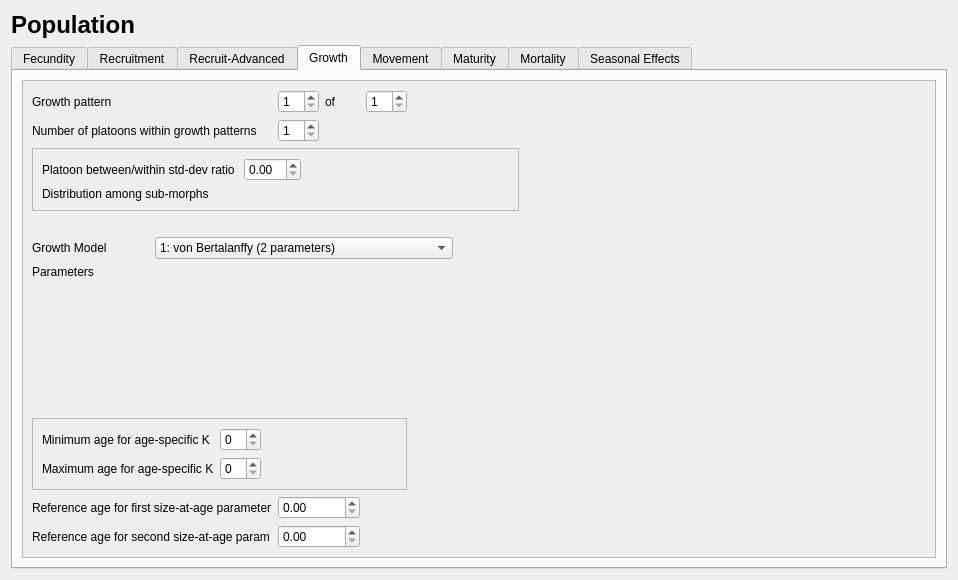
Above: src/population_widget.ui from nmfs-ost/ss3-ssi before the change. Below: the same form after it.
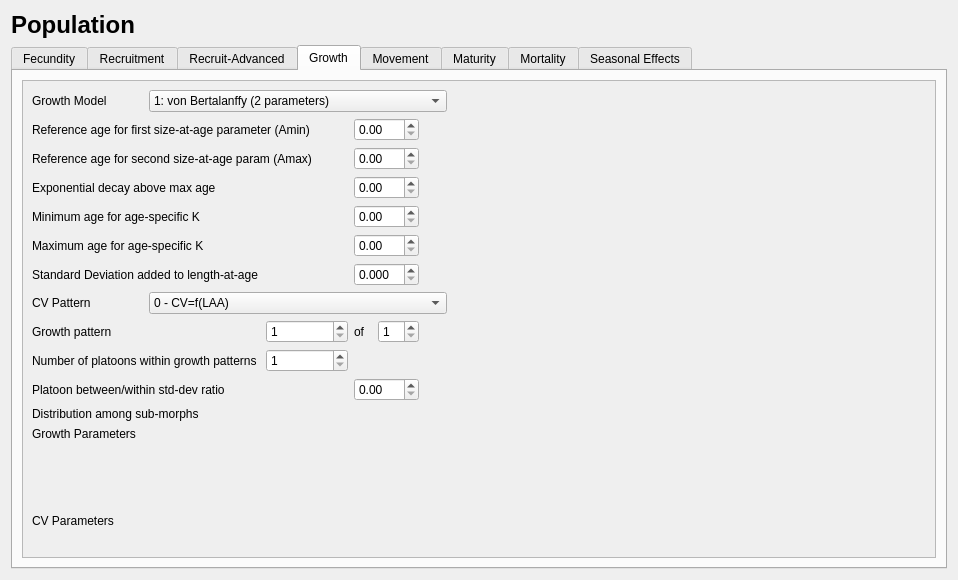
That is the form after the change. The open tabs and pages were chosen to show the change. Icons and pictures are not drawn.

Commit message: Growth data showing in gui.

What changed in the file:
```diff
--- a/src/population_widget.ui
+++ b/src/population_widget.ui
@@ -936,49 +936,155 @@
           <property name="geometry">
            <rect>
             <x>0</x>
-            <y>0</y>
-            <width>906</width>
-            <height>432</height>
+            <y>-33</y>
+            <width>885</width>
+            <height>465</height>
            </rect>
           </property>
           <layout class="QVBoxLayout" name="verticalLayout_16">
            <item>
             <layout class="QGridLayout" name="gridLayout_growth">
-             <item row="4" column="0">
-              <widget class="QLabel" name="label_spacer3">
+             <item row="1" column="0" colspan="3">
+              <widget class="QLabel" name="label_growth_first_saa_age">
                <property name="text">
-                <string/>
+                <string>Reference age for first size-at-age parameter (Amin)</string>
                </property>
               </widget>
              </item>
-             <item row="0" column="7">
-              <spacer name="horizontalSpacer_12">
+             <item row="2" column="3" colspan="2">
+              <widget class="QDoubleSpinBox" name="doubleSpinBox_growth_age_Amax"/>
+             </item>
+             <item row="2" column="0" colspan="3">
+              <widget class="QLabel" name="label_growth_secnd_saa_age">
+               <property name="text">
+                <string>Reference age for second size-at-age param (Amax)</string>
+               </property>
+              </widget>
+             </item>
+             <item row="13" column="0">
+              <widget class="QLabel" name="label_growth_parameters">
+               <property name="text">
+                <string>Growth Parameters</string>
+               </property>
+              </widget>
+             </item>
+             <item row="13" column="1" rowspan="4" colspan="8">
+              <layout class="QVBoxLayout" name="verticalLayout_growth_params"/>
+             </item>
+             <item row="12" column="0" colspan="2">
+              <widget class="QLabel" name="label_growth_submorph_dist">
+               <property name="text">
+                <string>Distribution among sub-morphs </string>
+               </property>
+              </widget>
+             </item>
+             <item row="12" column="2" colspan="5">
+              <layout class="QHBoxLayout" name="horizontalLayout_growth_submorph_dist"/>
+             </item>
+             <item row="11" column="3" colspan="2">
+              <widget class="QDoubleSpinBox" name="doubleSpinBox_growth_morph_ratio"/>
+             </item>
+             <item row="4" column="0" colspan="3">
+              <widget class="QLabel" name="label_growth_age_spec_min">
+               <property name="text">
+                <string>Minimum age for age-specific K</string>
+               </property>
+              </widget>
+             </item>
+             <item row="11" column="0" colspan="3">
+              <widget class="QLabel" name="label_growth_submorph_ratio">
+               <property name="text">
+                <string>Platoon between/within std-dev ratio </string>
+               </property>
+              </widget>
+             </item>
+             <item row="3" column="0" colspan="3">
+              <widget class="QLabel" name="label_exp_decay">
+               <property name="text">
+                <string>Exponential decay above max age</string>
+               </property>
+              </widget>
+             </item>
+             <item row="3" column="3" colspan="2">
+              <widget class="QDoubleSpinBox" name="doubleSpinBox_exp_decay"/>
+             </item>
+             <item row="6" column="0" colspan="3">
+              <widget class="QLabel" name="label_growth_sd_add">
+               <property name="text">
+                <string>Standard Deviation added to length-at-age</string>
+               </property>
+              </widget>
+             </item>
+             <item row="6" column="3" colspan="2">
+              <widget class="QDoubleSpinBox" name="doubleSpinBox_growth_sd_add">
+               <property name="decimals">
+                <number>3</number>
+               </property>
+               <property name="maximum">
+                <double>5.000000000000000</double>
+               </property>
+               <property name="singleStep">
+                <double>0.100000000000000</double>
+               </property>
+              </widget>
+             </item>
+             <item row="7" column="1" colspan="5">
+              <widget class="QComboBox" name="comboBox_growth_cv_pattern">
+               <item>
+                <property name="text">
+                 <string>0 - CV=f(LAA)</string>
+                </property>
+               </item>
+               <item>
+                <property name="text">
+                 <string>1 - CV=f(A)</string>
+                </property>
+               </item>
+               <item>
+                <property name="text">
+                 <string>2 - SD=f(LAA)</string>
+                </property>
+               </item>
+               <item>
+                <property name="text">
+                 <string>3 - SD=f(A)</string>
+                </property>
+               </item>
+               <item>
+                <property name="text">
+                 <string>4 - SAA Lognormal dist</string>
+                </property>
+               </item>
+              </widget>
+             </item>
+             <item row="16" column="0">
+              <spacer name="verticalSpacer">
                <property name="orientation">
-                <enum>Qt::Horizontal</enum>
+                <enum>Qt::Vertical</enum>
                </property>
                <property name="sizeHint" stdset="0">
                 <size>
-                 <width>40</width>
-                 <height>20</height>
+                 <width>20</width>
+                 <height>40</height>
                 </size>
                </property>
               </spacer>
              </item>
-             <item row="0" column="2">
+             <item row="14" column="0">
+              <widget class="QLabel" name="label_growth_params_spacer3">
+               <property name="text">
+                <string/>
+               </property>
+              </widget>
+             </item>
+             <item row="9" column="2">
               <widget class="QSpinBox" name="spinBox_growth_pattern">
                <property name="minimum">
                 <number>1</number>
                </property>
               </widget>
              </item>
-             <item row="6" column="0">
-              <widget class="QLabel" name="label_2">
-               <property name="text">
-                <string>Parameters</string>
-               </property>
-              </widget>
-             </item>
-             <item row="1" column="2">
+             <item row="10" column="2">
               <widget class="QSpinBox" name="spinBox_growth_num_submorphs">
                <property name="minimum">
                 <number>1</number>
@@ -994,162 +1100,73 @@
                </property>
               </widget>
              </item>
-             <item row="0" column="3">
-              <widget class="QLabel" name="label">
+             <item row="9" column="3">
+              <widget class="QLabel" name="label_growth_of">
+               <property name="sizePolicy">
+                <sizepolicy hsizetype="Minimum" vsizetype="Preferred">
+                 <horstretch>0</horstretch>
+                 <verstretch>0</verstretch>
+                </sizepolicy>
+               </property>
+               <property name="maximumSize">
+                <size>
+                 <width>18</width>
+                 <height>16777215</height>
+                </size>
+               </property>
                <property name="text">
                 <string>of</string>
                </property>
               </widget>
              </item>
-             <item row="2" column="0" rowspan="2" colspan="7">
-              <widget class="QFrame" name="frame_submorphs">
-               <property name="frameShape">
-                <enum>QFrame::StyledPanel</enum>
-               </property>
-               <property name="frameShadow">
-                <enum>QFrame::Raised</enum>
-               </property>
-               <layout class="QGridLayout" name="gridLayout_12">
-                <item row="0" column="1">
-                 <widget class="QDoubleSpinBox" name="doubleSpinBox_growth_morph_ratio"/>
-                </item>
-                <item row="1" column="0">
-                 <widget class="QLabel" name="label_growth_submorph_dist">
-                  <property name="text">
-                   <string>Distribution among sub-morphs </string>
-                  </property>
-                 </widget>
-                </item>
-                <item row="0" column="0">
-                 <widget class="QLabel" name="label_growth_submorph_ratio">
-                  <property name="text">
-                   <string>Platoon between/within std-dev ratio </string>
-                  </property>
-                 </widget>
-                </item>
-                <item row="0" column="2">
-                 <spacer name="horizontalSpacer_19">
-                  <property name="orientation">
-                   <enum>Qt::Horizontal</enum>
-                  </property>
-                  <property name="sizeHint" stdset="0">
-                   <size>
-                    <width>40</width>
-                    <height>20</height>
-                   </size>
-                  </property>
-                 </spacer>
-                </item>
-                <item row="1" column="1" colspan="2">
-                 <layout class="QHBoxLayout" name="horizontalLayout_growth_submorph_dist"/>
-                </item>
-               </layout>
-              </widget>
-             </item>
-             <item row="5" column="0">
-              <widget class="QLabel" name="label_growth_model">
-               <property name="text">
-                <string>Growth Model</string>
-               </property>
-              </widget>
-             </item>
-             <item row="0" column="0" colspan="2">
+             <item row="9" column="0" colspan="2">
               <widget class="QLabel" name="label_growth_num_patterns">
                <property name="text">
                 <string>Growth pattern</string>
                </property>
               </widget>
              </item>
-             <item row="1" column="0" colspan="2">
+             <item row="10" column="0" colspan="2">
               <widget class="QLabel" name="label_growth_num_submorphs">
                <property name="text">
                 <string>Number of platoons within growth patterns </string>
                </property>
               </widget>
              </item>
-             <item row="9" column="0" colspan="2">
-              <widget class="QLabel" name="label_growth_first_saa_age">
-               <property name="text">
-                <string>Reference age for first size-at-age parameter</string>
+             <item row="9" column="4">
+              <widget class="QSpinBox" name="spinBox_growth_num_patterns">
+               <property name="readOnly">
+                <bool>false</bool>
                </property>
-              </widget>
-             </item>
-             <item row="10" column="0" colspan="2">
-              <widget class="QLabel" name="label_growth_secnd_saa_age">
-               <property name="text">
-                <string>Reference age for second size-at-age param</string>
+               <property name="minimum">
+                <number>1</number>
                </property>
               </widget>
              </item>
-             <item row="0" column="6">
-              <spacer name="horizontalSpacer_18">
+             <item row="4" column="3" colspan="2">
+              <widget class="QDoubleSpinBox" name="doubleSpinBox_growth_age_spec_min"/>
+             </item>
+             <item row="9" column="6">
+              <spacer name="horizontalSpacer_2">
                <property name="orientation">
                 <enum>Qt::Horizontal</enum>
                </property>
-               <property name="sizeType">
-                <enum>QSizePolicy::Fixed</enum>
-               </property>
                <property name="sizeHint" stdset="0">
                 <size>
-                 <width>60</width>
+                 <width>40</width>
                  <height>20</height>
                 </size>
                </property>
               </spacer>
              </item>
-             <item row="8" column="0" colspan="5">
-              <widget class="QFrame" name="frame_growth_age_spec_k">
-               <property name="frameShape">
-                <enum>QFrame::StyledPanel</enum>
-               </property>
-               <property name="frameShadow">
-                <enum>QFrame::Raised</enum>
-               </property>
-               <layout class="QGridLayout" name="gridLayout_9">
-                <item row="1" column="0">
-                 <widget class="QLabel" name="label_growth_age_spec_min">
-                  <property name="text">
-                   <string>Minimum age for age-specific K</string>
-                  </property>
-                 </widget>
-                </item>
-                <item row="2" column="0">
-                 <widget class="QLabel" name="label_growth_age_spec_max">
-                  <property name="text">
-                   <string>Maximum age for age-specific K</string>
-                  </property>
-                 </widget>
-                </item>
-                <item row="2" column="1">
-                 <widget class="QSpinBox" name="spinBox_growth_age_spec_max"/>
-                </item>
-                <item row="1" column="1">
-                 <widget class="QSpinBox" name="spinBox_growth_age_spec_min"/>
-                </item>
-                <item row="1" column="2">
-                 <spacer name="horizontalSpacer_15">
-                  <property name="orientation">
-                   <enum>Qt::Horizontal</enum>
-                  </property>
-                  <property name="sizeHint" stdset="0">
-                   <size>
-                    <width>40</width>
-                    <height>20</height>
-                   </size>
-                  </property>
-                 </spacer>
-                </item>
-               </layout>
-              </widget>
+             <item row="5" column="3" colspan="2">
+              <widget class="QDoubleSpinBox" name="doubleSpinBox_growth_age_spec_max"/>
              </item>
-             <item row="10" column="5">
-              <spacer name="horizontalSpacer_7">
+             <item row="9" column="8">
+              <spacer name="horizontalSpacer_growth">
                <property name="orientation">
                 <enum>Qt::Horizontal</enum>
                </property>
-               <property name="sizeType">
-                <enum>QSizePolicy::Fixed</enum>
-               </property>
                <property name="sizeHint" stdset="0">
                 <size>
                  <width>40</width>
@@ -1158,7 +1175,21 @@
                </property>
               </spacer>
              </item>
-             <item row="5" column="1" colspan="5">
+             <item row="5" column="0" colspan="3">
+              <widget class="QLabel" name="label_growth_age_spec_max">
+               <property name="text">
+                <string>Maximum age for age-specific K</string>
+               </property>
+              </widget>
+             </item>
+             <item row="0" column="0">
+              <widget class="QLabel" name="label_growth_model">
+               <property name="text">
+                <string>Growth Model</string>
+               </property>
+              </widget>
+             </item>
+             <item row="0" column="1" colspan="5">
               <widget class="QComboBox" name="comboBox_growth_model">
                <item>
                 <property name="text">
@@ -1177,8 +1208,18 @@
                </item>
               </widget>
              </item>
+             <item row="1" column="3" colspan="2">
+              <widget class="QDoubleSpinBox" name="doubleSpinBox_growth_age_Amin"/>
+             </item>
              <item row="7" column="0">
-              <spacer name="verticalSpacer">
+              <widget class="QLabel" name="label_growth_cv_pattern">
+               <property name="text">
+                <string>CV Pattern</string>
+               </property>
+              </widget>
+             </item>
+             <item row="15" column="0">
+              <spacer name="verticalSpacer_6">
                <property name="orientation">
                 <enum>Qt::Vertical</enum>
                </property>
@@ -1190,24 +1231,35 @@
                </property>
               </spacer>
              </item>
-             <item row="7" column="1" colspan="7">
-              <layout class="QVBoxLayout" name="verticalLayout_model_params"/>
+             <item row="9" column="7">
+              <spacer name="horizontalSpacer_7">
+               <property name="orientation">
+                <enum>Qt::Horizontal</enum>
+               </property>
+               <property name="sizeHint" stdset="0">
+                <size>
+                 <width>40</width>
+                 <height>20</height>
+                </size>
+               </property>
+              </spacer>
              </item>
-             <item row="0" column="4">
-              <widget class="QSpinBox" name="spinBox_growth_num_patterns">
-               <property name="readOnly">
-                <bool>false</bool>
+             <item row="17" column="0">
+              <widget class="QLabel" name="label_cv_parameters">
+               <property name="text">
+                <string>CV Parameters</string>
                </property>
-               <property name="minimum">
-                <number>1</number>
+              </widget>
+             </item>
+             <item row="18" column="0">
+              <widget class="QLabel" name="label_cv_params_space">
+               <property name="text">
+                <string> </string>
                </property>
               </widget>
              </item>
-             <item row="9" column="2" colspan="2">
-              <widget class="QDoubleSpinBox" name="doubleSpinBox_growth_first_saa_age"/>
-             </item>
-             <item row="10" column="2" colspan="2">
-              <widget class="QDoubleSpinBox" name="doubleSpinBox_growth_secnd_saa_age"/>
+             <item row="17" column="1" rowspan="2" colspan="8">
+              <layout class="QVBoxLayout" name="verticalLayout_cv_parameters"/>
              </item>
             </layout>
            </item>
```
Left out of the diff: 229 changed lines with no effect on the pictures. The commit also changes 8 other files.
